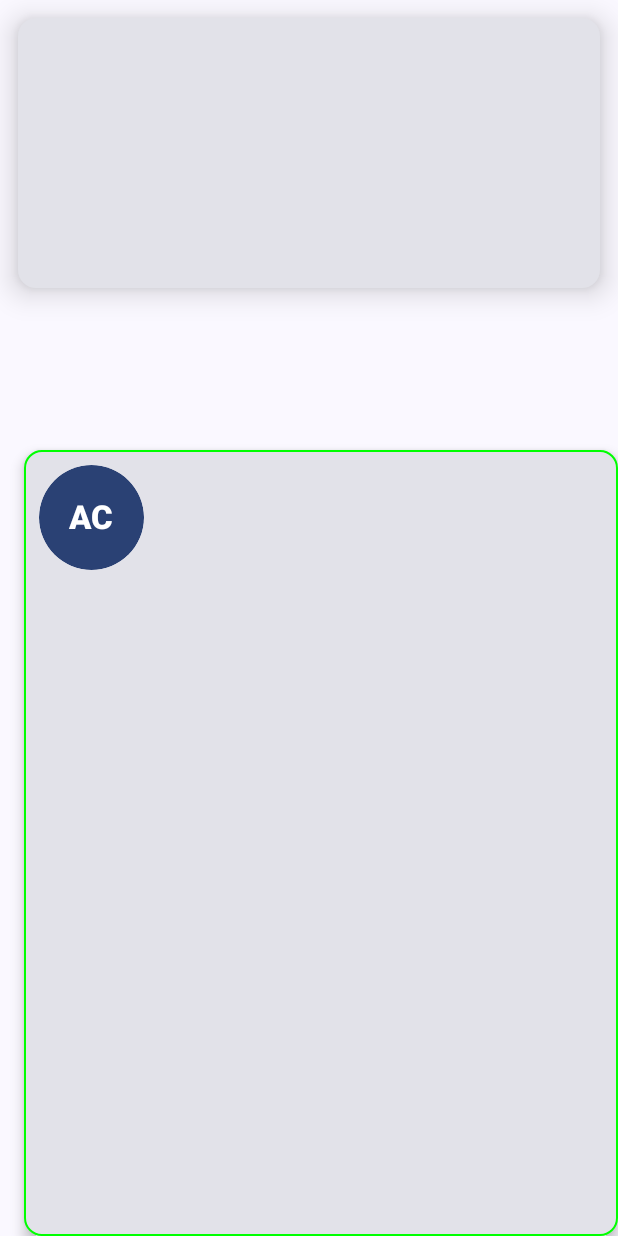
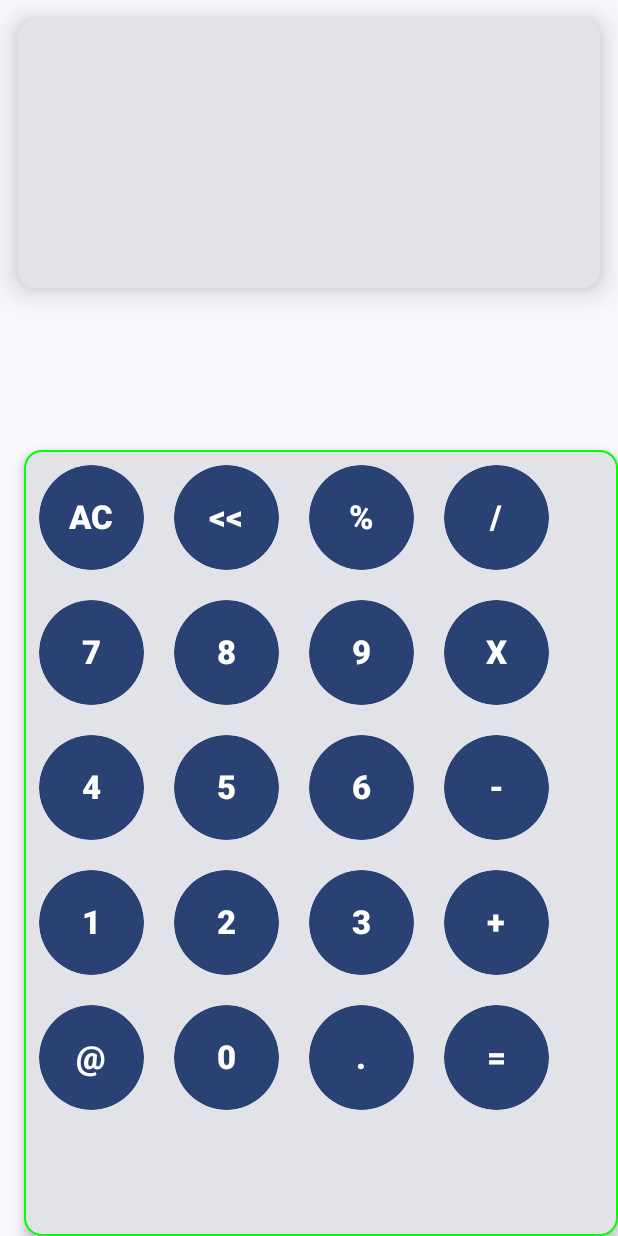
Before and after one commit to gnsgns6/CalcNow, an Android app built with Jetpack Compose: the screen it shows after launch (MainActivity), on a phone screen of 412 x 824 dp. Run offline under Robolectric (Android 15) with nearby library versions, the phone set to English and light mode, and no system bars.

Commit message:
Code Optimisation

```diff
--- a/app/src/main/java/com/geniusback/calcnow/ui/theme/Buttons.kt
+++ b/app/src/main/java/com/geniusback/calcnow/ui/theme/Buttons.kt
@@ -49,7 +49,7 @@ import com.geniusback.calcnow.ui.theme.CalcNowTheme
 fun NumberButton(number: String)
 {
     Button(
-        onClick = { /*TODO*/ },
+        onClick = { NumberClick(number)},
         contentPadding = PaddingValues(0.dp),
         modifier = Modifier
             .padding(10.dp)
@@ -67,6 +67,7 @@ fun NumberButton(number: String)
 @Composable
 fun KeyView() {
     Card(
+        onClick = { NumberClick(number)},
         modifier = Modifier
             .padding(16.dp, top = 300.dp)
             .fillMaxSize(),
@@ -74,14 +75,50 @@ fun KeyView() {
         border = BorderStroke(1.dp, Color.Green)
     )
     {
-        //--------  FIRST ROW  -----------
         Row(
-            horizontalArrangement = Arrangement.Center,
+
+            horizontalArrangement = Arrangement.SpaceEvenly,
             modifier = Modifier.fillMaxWidth()
         ){
             NumberButton("AC")
-    }
-
+            NumberButton("<<")
+            NumberButton("%")
+            NumberButton("/")
+        };
+        Row(
+            horizontalArrangement = Arrangement.SpaceEvenly,
+            modifier = Modifier.fillMaxWidth()
+        ){
+            NumberButton("7")
+            NumberButton("8")
+            NumberButton("9")
+            NumberButton("X")
+        }; Row(
+            horizontalArrangement = Arrangement.SpaceEvenly,
+            modifier = Modifier.fillMaxWidth()
+        ){
+            NumberButton("4")
+            NumberButton("5")
+            NumberButton("6")
+            NumberButton("-")
+        }; Row(
+            horizontalArrangement = Arrangement.SpaceEvenly,
+            modifier = Modifier.fillMaxWidth()
+        ){
+            NumberButton("1")
+            NumberButton("2")
+            NumberButton("3")
+            NumberButton("+")
+        };
+        Row(
+            horizontalArrangement = Arrangement.SpaceEvenly,
+            modifier = Modifier.fillMaxWidth()
+        ){
+            NumberButton("@")
+            NumberButton("0")
+            NumberButton(".")
+            NumberButton("=")
+        };
 
     }
 
--- a/app/src/main/java/com/geniusback/calcnow/ui/theme/Screen.kt
+++ b/app/src/main/java/com/geniusback/calcnow/ui/theme/Screen.kt
@@ -26,8 +26,16 @@ import androidx.compose.ui.unit.TextUnitType
 import androidx.compose.ui.unit.dp
 import androidx.compose.ui.unit.sp
 import org.intellij.lang.annotations.JdkConstants.HorizontalAlignment
+
     @Composable
-    fun ScreenView(display: String) {
+    fun NumberClick(number: String){
+        var displayNumber by remember { mutableStateOf("") }
+        displayNumber = number
+    }
+
+
+    @Composable
+    fun ScreenView(number: String) {
         Card(
             modifier = Modifier
                 .padding(12.dp)
@@ -43,7 +51,7 @@ import org.intellij.lang.annotations.JdkConstants.HorizontalAlignment
 
             {
                 Text(
-                    text = display,
+                    text = number,
                     fontWeight = FontWeight.ExtraBold,
                     fontFamily = FontFamily.Cursive,
                     fontSize = 55.sp
```
